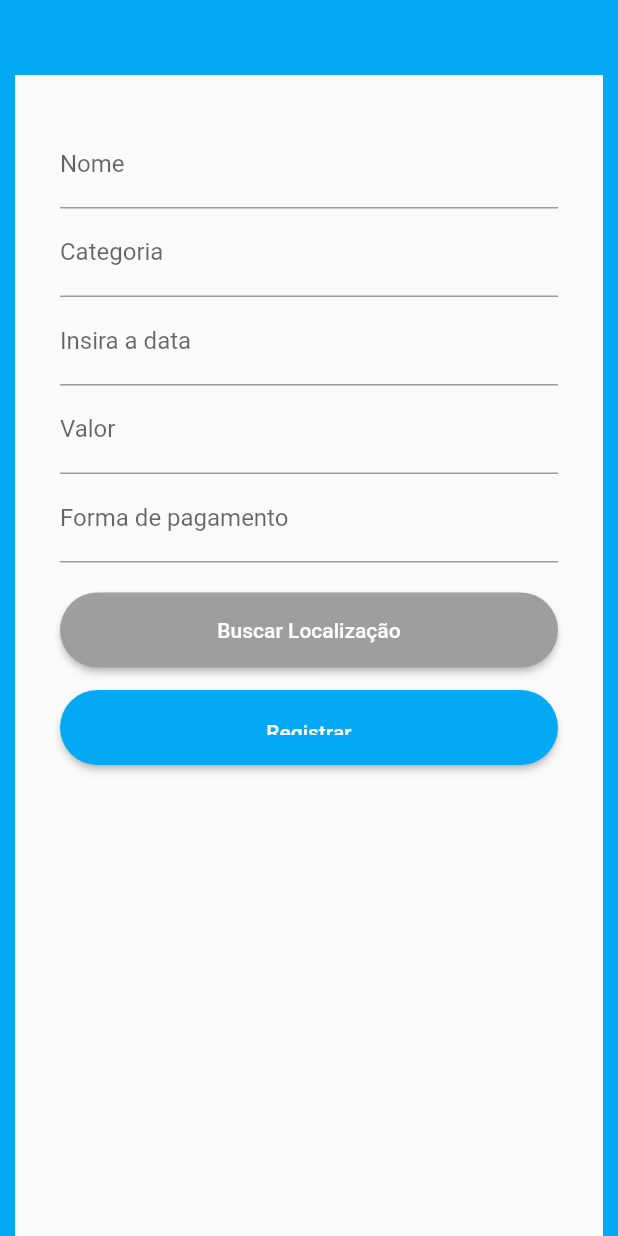
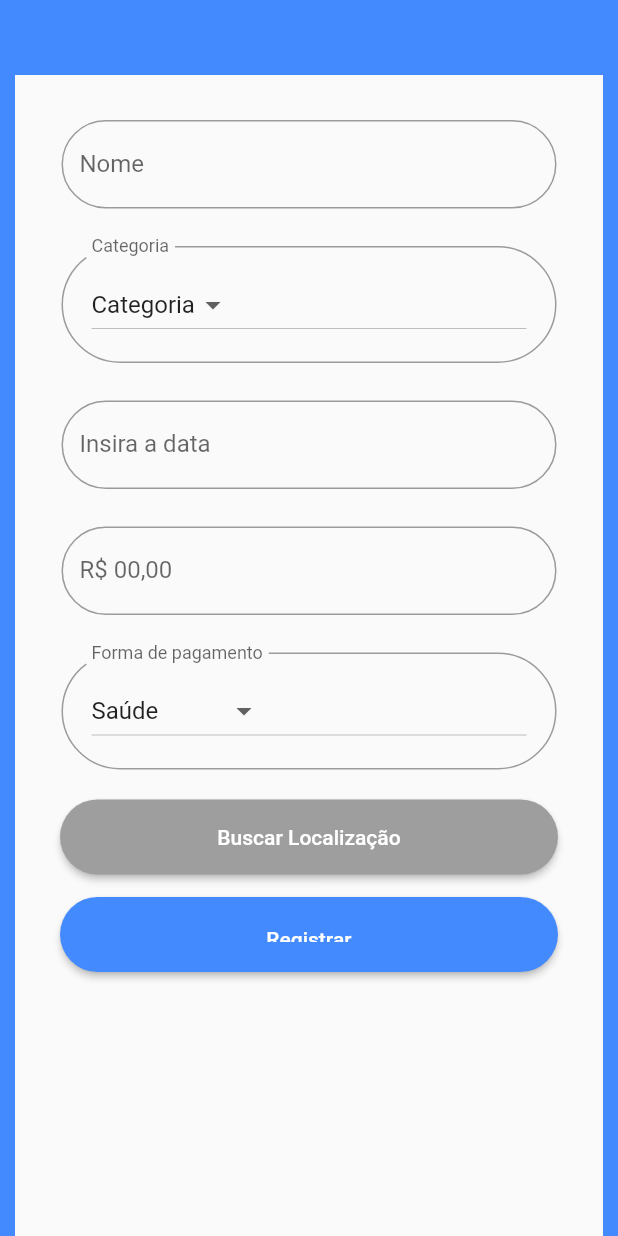
Before and after one commit to ICEI-PUC-Minas-PPLES-TI/plf-es-2022-2-ti5-5104100-financas-pessoais, a Flutter app: the TransacaoFormPage screen opened directly, on a phone screen of 412 x 824 dp. Run offline on Flutter 3.47's test engine with Material 2 defaults, Android fonts, the phone set to English and light mode, and no system bars; our stand-ins replace google_maps_flutter, location, percent_indicator, shared_preferences, sqflite, toggle_switch; missing offline and left inert: curved_nav_bar, flutter_iconpicker; accounts and stored records are empty.

Commit message:
feat: Atualização Tela Registrar Transações

```diff
--- /dev/null
+++ b/codigo/mobile/we_budget/lib/components/categoria_dropdown.dart
@@ -0,0 +1,51 @@
+import 'package:flutter/material.dart';
+
+const List<String> list = <String>['Categoria', 'Two', 'Three', 'Four'];
+
+class DropdownButtonExample extends StatefulWidget {
+  const DropdownButtonExample({super.key});
+
+  @override
+  State<DropdownButtonExample> createState() => _DropdownButtonExampleState();
+}
+
+class _DropdownButtonExampleState extends State<DropdownButtonExample> {
+  String dropdownValue = list.first;
+
+  @override
+  Widget build(BuildContext context) {
+    return InputDecorator(
+      decoration: InputDecoration(
+        contentPadding: EdgeInsets.symmetric(
+            horizontal: 20.0, vertical: 15.0),
+        labelText: ('Categoria'),
+        border: OutlineInputBorder(
+          borderSide: BorderSide(width: 0.8, color: Colors.grey), //<-- SEE HERE
+          borderRadius: BorderRadius.circular(50.0),
+        ),
+      ),
+      child: DropdownButton<String>(
+        value: dropdownValue,
+        //icon: const Icon(Icons.arrow_downward),
+        elevation: 16,
+        //style: const TextStyle(color: Colors.deepPurple),
+        //underline: Container(
+         // height: 2,
+          //color: Colors.deepPurpleAccent,
+        //),
+        onChanged: (String? value) {
+          // This is called when the user selects an item.
+          setState(() {
+            dropdownValue = value!;
+          });
+        },
+        items: list.map<DropdownMenuItem<String>>((String value) {
+          return DropdownMenuItem<String>(
+            value: value,
+            child: Text(value),
+          );
+        }).toList(),
+      ),
+    );
+  }
+}
--- a/codigo/mobile/we_budget/lib/components/date_picker.dart
+++ b/codigo/mobile/we_budget/lib/components/date_picker.dart
@@ -19,12 +19,14 @@ class _DatePicker extends State<DatePicker> {
 
   @override
   Widget build(BuildContext context) {
-    return TextFormField(
+    return   TextFormField(
                   controller: dateInput,
                   //editing controller of this TextField
-      decoration: const InputDecoration(
-          //icon: Icon(Icons.calendar_today), //icon of text field
-          labelText: "Insira a data" //label text of field
+                  decoration: InputDecoration(labelText: "Insira a data",
+                    border: OutlineInputBorder(
+                      borderSide: BorderSide(width: 0.8, color: Colors.grey), //<-- SEE HERE
+                      borderRadius: BorderRadius.circular(50.0),
+                    ),
                   ),
                   readOnly: true,
                   //set it true, so that user will not able to edit text
@@ -39,7 +41,8 @@ class _DatePicker extends State<DatePicker> {
                     if (pickedDate != null) {
                       print(
                           pickedDate); //pickedDate output format => 2021-03-10 00:00:00.000
-          String formattedDate = DateFormat('yyyy-MM-dd').format(pickedDate);
+                      String formattedDate =
+                      DateFormat('yyyy-MM-dd').format(pickedDate);
                       print(
                           formattedDate); //formatted date output using intl package =>  2021-03-16
                       setState(() {
--- /dev/null
+++ b/codigo/mobile/we_budget/lib/components/forma_pagamento_dropdown.dart
@@ -0,0 +1,51 @@
+import 'package:flutter/material.dart';
+
+const List<String> list = <String>['Saúde', 'Transporte', 'Alimentação', 'Lazer'];
+
+class DropdownButtonPagamentoExample extends StatefulWidget {
+  const DropdownButtonPagamentoExample({super.key});
+
+  @override
+  State<DropdownButtonPagamentoExample> createState() => _DropdownButtonPagamentoExample();
+}
+
+class _DropdownButtonPagamentoExample extends State<DropdownButtonPagamentoExample> {
+  String dropdownValue = list.first;
+
+  @override
+  Widget build(BuildContext context) {
+    return InputDecorator(
+      decoration: InputDecoration(
+        contentPadding: EdgeInsets.symmetric(
+            horizontal: 20.0, vertical: 15.0),
+        labelText: ('Forma de pagamento'),
+        border: OutlineInputBorder(
+          borderSide: BorderSide(width: 0.8, color: Colors.grey), //<-- SEE HERE
+          borderRadius: BorderRadius.circular(50.0),
+        ),
+      ),
+      child: DropdownButton<String>(
+        value: dropdownValue,
+        //icon: const Icon(Icons.arrow_downward),
+        elevation: 16,
+        //style: const TextStyle(color: Colors.deepPurple),
+        //underline: Container(
+        // height: 2,
+        //color: Colors.deepPurpleAccent,
+        //),
+        onChanged: (String? value) {
+          // This is called when the user selects an item.
+          setState(() {
+            dropdownValue = value!;
+          });
+        },
+        items: list.map<DropdownMenuItem<String>>((String value) {
+          return DropdownMenuItem<String>(
+            value: value,
+            child: Text(value),
+          );
+        }).toList(),
+      ),
+    );
+  }
+}
--- a/codigo/mobile/we_budget/lib/pages/record_transactions_page.dart
+++ /dev/null
@@ -1,259 +0,0 @@
-import 'package:flutter/material.dart';
-
-import '../components/date_picker.dart';
-
-class TransacaoFormPage extends StatefulWidget {
-  const TransacaoFormPage({Key? key}) : super(key: key);
-
-  @override
-  State<TransacaoFormPage> createState() => _TransacaoFormPageState();
-}
-
-class _TransacaoFormPageState extends State<TransacaoFormPage> {
-  final _priceFocus = FocusNode();
-  final _descriptionFocus = FocusNode();
-
-  final _imageUrlFocus = FocusNode();
-  final _imageUrlController = TextEditingController();
-
-  final _formKey = GlobalKey<FormState>();
-  final _formData = <String, Object>{};
-  TextEditingController dateInput = TextEditingController();
-
-  @override
-  void initState() {
-    dateInput.text = ""; //set the initial value of text field
-    super.initState();
-    _imageUrlFocus.addListener(updateImage);
-  }
-
-  @override
-  void didChangeDependencies() {
-    super.didChangeDependencies();
-
-    // if (_formData.isEmpty) {
-    //   final arg = ModalRoute.of(context)?.settings.arguments;
-    //
-    //   if (arg != null) {
-    //     final product = arg as Product;
-    //     _formData['id'] = product.id;
-    //     _formData['name'] = product.name;
-    //     _formData['price'] = product.price;
-    //     _formData['description'] = product.description;
-    //     _formData['imageUrl'] = product.imageUrl;
-    //
-    //     _imageUrlController.text = product.imageUrl;
-    //   }
-    // }
-  }
-
-  @override
-  void dispose() {
-    super.dispose();
-    _priceFocus.dispose();
-    _descriptionFocus.dispose();
-
-    _imageUrlFocus.removeListener(updateImage);
-    _imageUrlFocus.dispose();
-  }
-
-  void updateImage() {
-    setState(() {});
-  }
-
-  bool isValidImageUrl(String url) {
-    bool isValidUrl = Uri.tryParse(url)?.hasAbsolutePath ?? false;
-    bool endsWithFile = url.toLowerCase().endsWith('.png') ||
-        url.toLowerCase().endsWith('.jpg') ||
-        url.toLowerCase().endsWith('.jpeg');
-    return isValidUrl && endsWithFile;
-  }
-
-  void _submitForm() {
-    final isValid = _formKey.currentState?.validate() ?? false;
-
-    if (!isValid) {
-      return;
-    }
-
-    _formKey.currentState?.save();
-    //
-    // Provider.of<ProductList>(
-    //   context,
-    //   listen: false,
-    // ).saveProduct(_formData);
-
-    Navigator.of(context).pop();
-  }
-
-  @override
-  Widget build(BuildContext context) {
-    final deviceSize = MediaQuery.of(context).size;
-    return Stack(
-      children: [
-        Container(
-            padding: const EdgeInsets.only(
-                left: 10.0, top: 0.0, right: 10.0, bottom: 0.0),
-            decoration: const BoxDecoration(
-              color: Colors.lightBlue,
-              //borderRadius: BorderRadius.all(Radius.circular(15)),
-            ),
-            child: Container(
-                margin: const EdgeInsetsDirectional.only(top: 50.0), //
-                child: Scaffold(
-                  body: Padding(
-                    padding: const EdgeInsets.all(30),
-                    child: Form(
-                      key: _formKey,
-                      child: ListView(
-                        children: [
-                          TextFormField(
-                            initialValue: _formData['name']?.toString(),
-                            decoration:
-                                const InputDecoration(labelText: 'Nome'),
-                            textInputAction: TextInputAction.next,
-                            onFieldSubmitted: (_) {
-                              FocusScope.of(context).requestFocus(_priceFocus);
-                            },
-                            onSaved: (name) => _formData['name'] = name ?? '',
-                            validator: (_name) {
-                              final name = _name ?? '';
-
-                              if (name.trim().isEmpty) {
-                                return 'Nome é obrigatório.';
-                              }
-
-                              if (name.trim().length < 3) {
-                                return 'Nome precisa no mínimo de 3 letras.';
-                              }
-
-                              return null;
-                            },
-                          ),
-                          TextFormField(
-                            initialValue: _formData['price']?.toString(),
-                            decoration:
-                                const InputDecoration(labelText: 'Categoria'),
-                            textInputAction: TextInputAction.next,
-                            focusNode: _priceFocus,
-                            keyboardType: const TextInputType.numberWithOptions(
-                              decimal: true,
-                              signed: true,
-                            ),
-                            onFieldSubmitted: (_) {
-                              FocusScope.of(context)
-                                  .requestFocus(_descriptionFocus);
-                            },
-                            onSaved: (price) =>
-                                _formData['price'] = double.parse(price ?? '0'),
-                            validator: (_price) {
-                              final priceString = _price ?? '';
-                              final price = double.tryParse(priceString) ?? -1;
-
-                              if (price <= 0) {
-                                return 'Informe um preço válido.';
-                              }
-
-                              return null;
-                            },
-                          ),
-                          DatePicker(),
-                          TextFormField(
-                            initialValue: _formData['price']?.toString(),
-                            decoration:
-                                const InputDecoration(labelText: 'Valor'),
-                            textInputAction: TextInputAction.next,
-                            focusNode: _priceFocus,
-                            keyboardType: const TextInputType.numberWithOptions(
-                              decimal: true,
-                              signed: true,
-                            ),
-                            onFieldSubmitted: (_) {
-                              FocusScope.of(context)
-                                  .requestFocus(_descriptionFocus);
-                            },
-                            onSaved: (price) =>
-                                _formData['price'] = double.parse(price ?? '0'),
-                            validator: (_price) {
-                              final priceString = _price ?? '';
-                              final price = double.tryParse(priceString) ?? -1;
-
-                              if (price <= 0) {
-                                return 'Informe um preço válido.';
-                              }
-
-                              return null;
-                            },
-                          ),
-                          TextFormField(
-                            initialValue: _formData['price']?.toString(),
-                            decoration: const InputDecoration(
-                                labelText: 'Forma de pagamento'),
-                            textInputAction: TextInputAction.next,
-                            focusNode: _priceFocus,
-                            keyboardType: const TextInputType.numberWithOptions(
-                              decimal: true,
-                              signed: true,
-                            ),
-                            onFieldSubmitted: (_) {
-                              FocusScope.of(context)
-                                  .requestFocus(_descriptionFocus);
-                            },
-                            onSaved: (price) =>
-                                _formData['price'] = double.parse(price ?? '0'),
-                            validator: (_price) {
-                              final priceString = _price ?? '';
-                              final price = double.tryParse(priceString) ?? -1;
-
-                              if (price <= 0) {
-                                return 'Informe um preço válido.';
-                              }
-
-                              return null;
-                            },
-                          ),
-                          Container(
-                            padding: EdgeInsetsDirectional.only(top: 20.0),
-                            child: ElevatedButton(
-                              // onPressed: _submit,
-                              style: ElevatedButton.styleFrom(
-                                primary: Colors.grey,
-                                shape: RoundedRectangleBorder(
-                                  borderRadius: BorderRadius.circular(30),
-                                ),
-                                fixedSize: const Size(290, 50),
-                              ),
-                              onPressed: () {},
-                              child: Text('Buscar Localização'),
-                            ),
-                          ),
-                          Container(
-                            padding:
-                                const EdgeInsetsDirectional.only(top: 15.0),
-                            child: ElevatedButton(
-                              // onPressed: _submit,
-                              style: ElevatedButton.styleFrom(
-                                primary: Colors.lightBlue,
-                                shape: RoundedRectangleBorder(
-                                  borderRadius: BorderRadius.circular(30),
-                                ),
-                                padding: const EdgeInsets.symmetric(
-                                  horizontal: 100,
-                                  vertical: 20,
-                                ),
-                                fixedSize: const Size(290, 50),
-                                //backgroundColor: Theme.of(context).colorScheme.primary,
-                              ),
-                              onPressed: () {},
-                              child: Text('Registrar'),
-                            ),
-                          ),
-                        ],
-                      ),
-                    ),
-                  ),
-                ))),
-      ],
-    );
-  }
-}
--- /dev/null
+++ b/codigo/mobile/we_budget/lib/pages/registrar_transacao_page.dart
@@ -0,0 +1,235 @@
+import 'package:flutter/material.dart';
+import 'package:provider/provider.dart';
+import 'package:we_budget/components/categoria_dropdown.dart';
+
+import '../components/date_picker.dart';
+import '../components/forma_pagamento_dropdown.dart';
+
+class TransacaoFormPage extends StatefulWidget {
+  const TransacaoFormPage({Key? key}) : super(key: key);
+
+  @override
+  State<TransacaoFormPage> createState() => _TransacaoFormPageState();
+}
+
+class _TransacaoFormPageState extends State<TransacaoFormPage> {
+  final _priceFocus = FocusNode();
+  final _descriptionFocus = FocusNode();
+
+  final _imageUrlFocus = FocusNode();
+  final _imageUrlController = TextEditingController();
+
+  final _formKey = GlobalKey<FormState>();
+  final _formData = <String, Object>{};
+  TextEditingController dateInput = TextEditingController();
+
+  @override
+  void initState() {
+    dateInput.text = ""; //set the initial value of text field
+    super.initState();
+    _imageUrlFocus.addListener(updateImage);
+  }
+
+  @override
+  void didChangeDependencies() {
+    super.didChangeDependencies();
+
+    // if (_formData.isEmpty) {
+    //   final arg = ModalRoute.of(context)?.settings.arguments;
+    //
+    //   if (arg != null) {
+    //     final product = arg as Product;
+    //     _formData['id'] = product.id;
+    //     _formData['name'] = product.name;
+    //     _formData['price'] = product.price;
+    //     _formData['description'] = product.description;
+    //     _formData['imageUrl'] = product.imageUrl;
+    //
+    //     _imageUrlController.text = product.imageUrl;
+    //   }
+    // }
+  }
+
+  @override
+  void dispose() {
+    super.dispose();
+    _priceFocus.dispose();
+    _descriptionFocus.dispose();
+
+    _imageUrlFocus.removeListener(updateImage);
+    _imageUrlFocus.dispose();
+  }
+
+  void updateImage() {
+    setState(() {});
+  }
+
+  bool isValidImageUrl(String url) {
+    bool isValidUrl = Uri.tryParse(url)?.hasAbsolutePath ?? false;
+    bool endsWithFile = url.toLowerCase().endsWith('.png') ||
+        url.toLowerCase().endsWith('.jpg') ||
+        url.toLowerCase().endsWith('.jpeg');
+    return isValidUrl && endsWithFile;
+  }
+
+  void _submitForm() {
+    final isValid = _formKey.currentState?.validate() ?? false;
+
+    if (!isValid) {
+      return;
+    }
+
+    _formKey.currentState?.save();
+    //
+    // Provider.of<ProductList>(
+    //   context,
+    //   listen: false,
+    // ).saveProduct(_formData);
+
+    Navigator.of(context).pop();
+  }
+
+  @override
+  Widget build(BuildContext context) {
+    final deviceSize = MediaQuery.of(context).size;
+    return Stack(
+      children: [
+        Container(
+        padding: const EdgeInsets.only(left: 10.0, top: 0.0, right: 10.0, bottom: 0.0),
+            decoration: const BoxDecoration(
+              color: Colors.blueAccent,
+              //borderRadius: BorderRadius.all(Radius.circular(15)),
+            ),
+        child: Container(
+            margin: const EdgeInsetsDirectional.only(top: 50.0), //
+            decoration: BoxDecoration(
+              borderRadius: BorderRadius.all(Radius.circular(15)),
+            ),
+            child: Scaffold(
+              body: Padding(
+                padding: const EdgeInsets.all(30),
+
+                child: Form(
+                  key: _formKey,
+                  child: ListView(
+                    children: [
+                      Padding(
+                        padding: const EdgeInsets.only(left: 1.0, top: 0.0, right: 1.0, bottom: 0.0),
+                        child: TextFormField(
+                          initialValue: _formData['name']?.toString(),
+                          decoration: InputDecoration(labelText: 'Nome',
+                            border: OutlineInputBorder(
+                              borderSide: BorderSide(width: 0.8, color: Colors.grey), //<-- SEE HERE
+                              borderRadius: BorderRadius.circular(50.0),
+                            ),),
+                          textInputAction: TextInputAction.next,
+                          onFieldSubmitted: (_) {
+                            FocusScope.of(context).requestFocus(_priceFocus);
+                          },
+                          onSaved: (name) => _formData['name'] = name ?? '',
+                          validator: (_name) {
+                            final name = _name ?? '';
+
+                            if (name.trim().isEmpty) {
+                              return 'Nome é obrigatório.';
+                            }
+
+                            if (name.trim().length < 3) {
+                              return 'Nome precisa no mínimo de 3 letras.';
+                            }
+
+                            return null;
+                          },
+                        ),
+                      ),
+                      Padding(
+                        padding: const EdgeInsets.only(left: 1.0, top: 25.0, right: 1.0, bottom: 0.0),
+                        child: DropdownButtonExample()
+                        ),
+                      Padding(
+                        padding: const EdgeInsets.only(left: 1.0, top: 25.0, right: 1.0, bottom: 0.0),
+                        child: DatePicker(),
+                      ),
+                      Padding(
+                        padding: const EdgeInsets.only(left: 1.0, top: 25.0, right: 1.0, bottom: 0.0),
+                        child: TextFormField(
+                          autofocus: false,
+                          initialValue: _formData['price']?.toString(),
+                          decoration: InputDecoration(labelText: 'R\$ 00,00',
+                            border: OutlineInputBorder(
+                              borderSide: BorderSide(width: 0.8, color: Colors.grey), //<-- SEE HERE
+                              borderRadius: BorderRadius.circular(50.0),
+                            ),
+                          ),
+                          textInputAction: TextInputAction.next,
+                          focusNode: FocusNode(),
+                          keyboardType: const TextInputType.numberWithOptions(
+                            decimal: true,
+                            signed: true,
+                          ),
+                          // onFieldSubmitted: (_) {
+                          //   FocusScope.of(context)
+                          //       .requestFocus(_descriptionFocus);
+                          // },
+                          onSaved: (price) =>
+                              _formData['price'] = double.parse(price ?? '0'),
+                          validator: (_price) {
+                            final priceString = _price ?? '';
+                            final price = double.tryParse(priceString) ?? -1;
+
+                            if (price <= 0) {
+                              return 'Informe um preço válido.';
+                            }
+
+                            return null;
+                          },
+                        ),
+                      ),
+                      Padding(
+                          padding: const EdgeInsets.only(left: 1.0, top: 25.0, right: 1.0, bottom: 0.0),
+                          child: DropdownButtonPagamentoExample()
+                      ),
+                      Container(
+                        padding: EdgeInsetsDirectional.only(top: 20.0),
+                        child: ElevatedButton(
+                          // onPressed: _submit,
+                          style: ElevatedButton.styleFrom(
+                            primary: Colors.grey,
+                            shape: RoundedRectangleBorder(
+                              borderRadius: BorderRadius.circular(30),
+                            ),
+                            fixedSize: const Size(290, 50),
+                          ),
+                          onPressed: () {},
+                          child: Text('Buscar Localização'),
+                        ),
+                      ),
+                      Container(
+                        padding: const EdgeInsetsDirectional.only(top: 15.0),
+                        child: ElevatedButton(
+                          // onPressed: _submit,
+                          style: ElevatedButton.styleFrom(
+                            primary: Colors.blueAccent,
+                            shape: RoundedRectangleBorder(
+                              borderRadius: BorderRadius.circular(30),
+                            ),
+                            padding: const EdgeInsets.symmetric(
+                              horizontal: 100,
+                              vertical: 20,
+                            ),
+                            fixedSize: const Size(290, 50),
+                            //backgroundColor: Theme.of(context).colorScheme.primary,
+                          ),
+                          onPressed: () {},
+                          child: Text('Registrar'),
+                        ),
+                      ),
+                    ],
+                  ),
+                ),
+              ),
+            ))),
+      ],
+    );
+  }
+}
```
Lines whose indentation alone changed are shown as unchanged.
